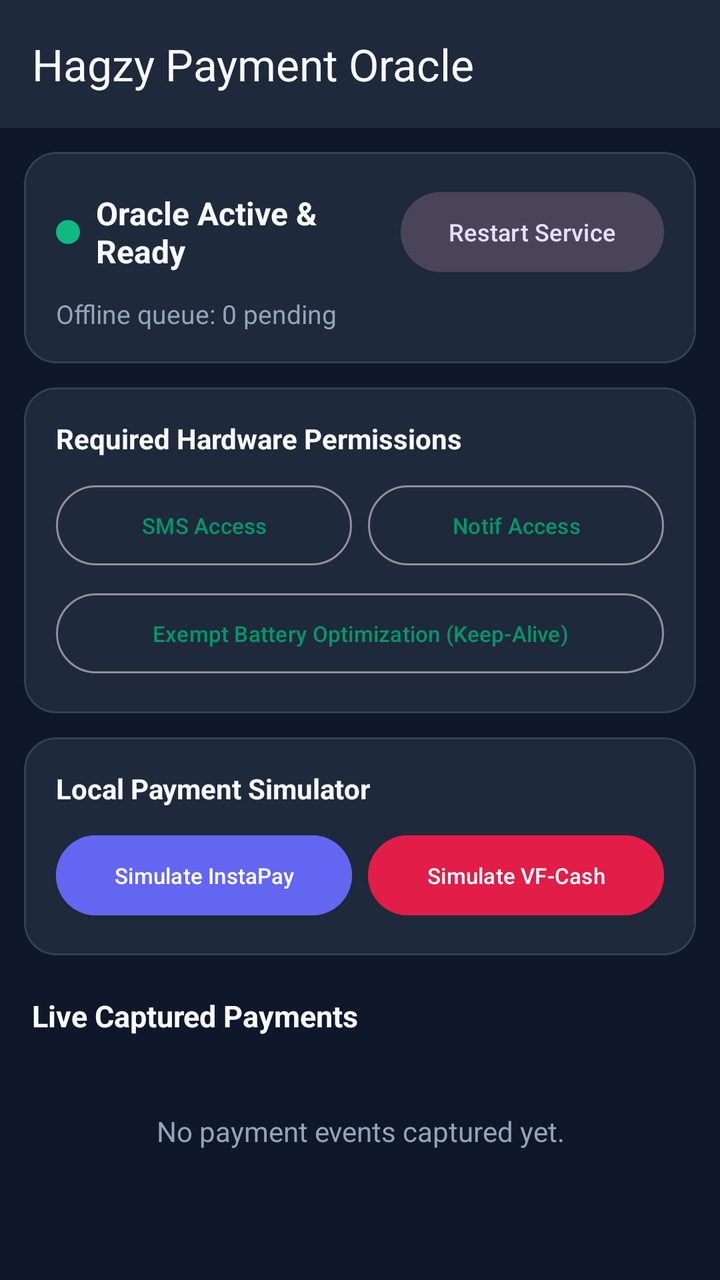
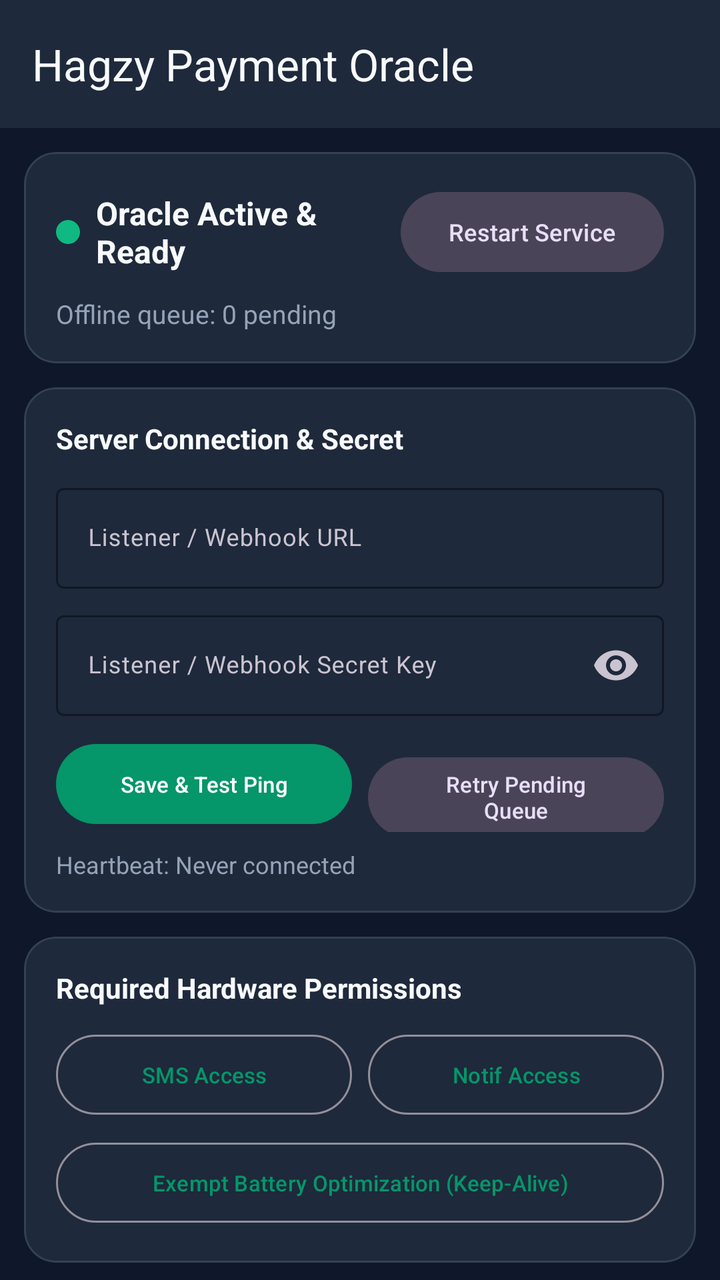

The first picture is an Android layout as it rendered before a commit; the second is the same layout after the commit. The layout source and the unified diff follow.
<!-- AndroidManifest.xml: application theme Theme.HagzyGateway -->
<!-- res/layout/activity_main.xml -->
<?xml version="1.0" encoding="utf-8"?>
<androidx.coordinatorlayout.widget.CoordinatorLayout xmlns:android="http://schemas.android.com/apk/res/android"
    xmlns:app="http://schemas.android.com/apk/res-auto"
    xmlns:tools="http://schemas.android.com/tools"
    android:layout_width="match_parent"
    android:layout_height="match_parent"
    android:background="@color/background">

    <com.google.android.material.appbar.AppBarLayout
        android:layout_width="match_parent"
        android:layout_height="wrap_content"
        android:background="@color/surface">

        <com.google.android.material.appbar.MaterialToolbar
            android:id="@+id/toolbar"
            android:layout_width="match_parent"
            android:layout_height="?attr/actionBarSize"
            app:title="Hagzy Payment Oracle"
            app:titleTextColor="@color/text_primary" />
    </com.google.android.material.appbar.AppBarLayout>

    <androidx.core.widget.NestedScrollView
        android:layout_width="match_parent"
        android:layout_height="match_parent"
        app:layout_behavior="@string/appbar_scrolling_view_behavior">

        <LinearLayout
            android:layout_width="match_parent"
            android:layout_height="wrap_content"
            android:orientation="vertical"
            android:paddingBottom="24dp">

            
            <com.google.android.material.card.MaterialCardView
                android:layout_width="match_parent"
                android:layout_height="wrap_content"
                android:layout_margin="12dp"
                app:cardBackgroundColor="@color/surface"
                app:cardCornerRadius="16dp"
                app:strokeColor="@color/surface_card"
                app:strokeWidth="1dp">

                <LinearLayout
                    android:layout_width="match_parent"
                    android:layout_height="wrap_content"
                    android:orientation="vertical"
                    android:padding="16dp">

                    <LinearLayout
                        android:layout_width="match_parent"
                        android:layout_height="wrap_content"
                        android:gravity="center_vertical"
                        android:orientation="horizontal">

                        <View
                            android:id="@+id/statusIndicator"
                            android:layout_width="12dp"
                            android:layout_height="12dp"
                            android:background="@drawable/badge_bg"
                            android:backgroundTint="@color/status_green" />

                        <TextView
                            android:id="@+id/tvOracleStatus"
                            android:layout_width="0dp"
                            android:layout_height="wrap_content"
                            android:layout_marginStart="8dp"
                            android:layout_weight="1"
                            android:text="@string/status_active"
                            android:textColor="@color/text_primary"
                            android:textSize="16sp"
                            android:textStyle="bold" />

                        <com.google.android.material.button.MaterialButton
                            android:id="@+id/btnToggleService"
                            style="@style/Widget.Material3.Button.TonalButton"
                            android:layout_width="wrap_content"
                            android:layout_height="wrap_content"
                            android:text="Restart Service"
                            android:textSize="12sp" />
                    </LinearLayout>

                    <TextView
                        android:id="@+id/tvPendingCount"
                        android:layout_width="wrap_content"
                        android:layout_height="wrap_content"
                        android:layout_marginTop="8dp"
                        android:text="Offline queue: 0 pending"
                        android:textColor="@color/text_secondary"
                        android:textSize="13sp" />
                </LinearLayout>
            </com.google.android.material.card.MaterialCardView>

            
            <com.google.android.material.card.MaterialCardView
                android:layout_width="match_parent"
                android:layout_height="wrap_content"
                android:layout_marginHorizontal="12dp"
                android:layout_marginBottom="12dp"
                app:cardBackgroundColor="@color/surface"
                app:cardCornerRadius="16dp"
                app:strokeColor="@color/surface_card"
                app:strokeWidth="1dp">

                <LinearLayout
                    android:layout_width="match_parent"
                    android:layout_height="wrap_content"
                    android:orientation="vertical"
                    android:padding="16dp">

                    <TextView
                        android:layout_width="wrap_content"
                        android:layout_height="wrap_content"
                        android:text="Required Hardware Permissions"
                        android:textColor="@color/text_primary"
                        android:textSize="14sp"
                        android:textStyle="bold" />

                    <LinearLayout
                        android:layout_width="match_parent"
                        android:layout_height="wrap_content"
                        android:layout_marginTop="10dp"
                        android:orientation="horizontal">

                        <com.google.android.material.button.MaterialButton
                            android:id="@+id/btnGrantSms"
                            style="@style/Widget.Material3.Button.OutlinedButton"
                            android:layout_width="0dp"
                            android:layout_height="wrap_content"
                            android:layout_marginEnd="4dp"
                            android:layout_weight="1"
                            android:text="SMS Access"
                            android:textSize="11sp" />

                        <com.google.android.material.button.MaterialButton
                            android:id="@+id/btnGrantNotification"
                            style="@style/Widget.Material3.Button.OutlinedButton"
                            android:layout_width="0dp"
                            android:layout_height="wrap_content"
                            android:layout_marginStart="4dp"
                            android:layout_weight="1"
                            android:text="Notif Access"
                            android:textSize="11sp" />
                    </LinearLayout>

                    <com.google.android.material.button.MaterialButton
                        android:id="@+id/btnGrantBattery"
                        style="@style/Widget.Material3.Button.OutlinedButton"
                        android:layout_width="match_parent"
                        android:layout_height="wrap_content"
                        android:layout_marginTop="6dp"
                        android:text="Exempt Battery Optimization (Keep-Alive)"
                        android:textSize="11sp" />
                </LinearLayout>
            </com.google.android.material.card.MaterialCardView>

            
            <com.google.android.material.card.MaterialCardView
                android:layout_width="match_parent"
                android:layout_height="wrap_content"
                android:layout_marginHorizontal="12dp"
                android:layout_marginBottom="12dp"
                app:cardBackgroundColor="@color/surface"
                app:cardCornerRadius="16dp"
                app:strokeColor="@color/surface_card"
                app:strokeWidth="1dp">

                <LinearLayout
                    android:layout_width="match_parent"
                    android:layout_height="wrap_content"
                    android:orientation="vertical"
                    android:padding="16dp">

                    <TextView
                        android:layout_width="wrap_content"
                        android:layout_height="wrap_content"
                        android:text="Local Payment Simulator"
                        android:textColor="@color/text_primary"
                        android:textSize="14sp"
                        android:textStyle="bold" />

                    <LinearLayout
                        android:layout_width="match_parent"
                        android:layout_height="wrap_content"
                        android:layout_marginTop="10dp"
                        android:orientation="horizontal">

                        <com.google.android.material.button.MaterialButton
                            android:id="@+id/btnSimulateInstapay"
                            android:layout_width="0dp"
                            android:layout_height="wrap_content"
                            android:layout_marginEnd="4dp"
                            android:layout_weight="1"
                            android:backgroundTint="@color/accent_instapay"
                            android:text="Simulate InstaPay"
                            android:textColor="@color/on_primary"
                            android:textSize="11sp" />

                        <com.google.android.material.button.MaterialButton
                            android:id="@+id/btnSimulateVodafone"
                            android:layout_width="0dp"
                            android:layout_height="wrap_content"
                            android:layout_marginStart="4dp"
                            android:layout_weight="1"
                            android:backgroundTint="@color/accent_wallet"
                            android:text="Simulate VF-Cash"
                            android:textColor="@color/on_primary"
                            android:textSize="11sp" />
                    </LinearLayout>
                </LinearLayout>
            </com.google.android.material.card.MaterialCardView>

            
            <TextView
                android:layout_width="wrap_content"
                android:layout_height="wrap_content"
                android:layout_marginHorizontal="16dp"
                android:layout_marginTop="8dp"
                android:layout_marginBottom="6dp"
                android:text="@string/live_events_header"
                android:textColor="@color/text_primary"
                android:textSize="15sp"
                android:textStyle="bold" />

            
            <androidx.recyclerview.widget.RecyclerView
                android:id="@+id/rvEvents"
                android:layout_width="match_parent"
                android:layout_height="wrap_content"
                android:nestedScrollingEnabled="false"
                tools:itemCount="3"
                tools:listitem="@layout/item_event_log" />

            <TextView
                android:id="@+id/tvEmptyEvents"
                android:layout_width="match_parent"
                android:layout_height="wrap_content"
                android:layout_marginTop="32dp"
                android:gravity="center"
                android:text="@string/no_events_yet"
                android:textColor="@color/text_secondary"
                android:textSize="14sp" />

        </LinearLayout>
    </androidx.core.widget.NestedScrollView>

</androidx.coordinatorlayout.widget.CoordinatorLayout>
<!-- res/layout/item_event_log.xml (included above) -->
<?xml version="1.0" encoding="utf-8"?>
<com.google.android.material.card.MaterialCardView xmlns:android="http://schemas.android.com/apk/res/android"
    xmlns:app="http://schemas.android.com/apk/res-auto"
    android:layout_width="match_parent"
    android:layout_height="wrap_content"
    android:layout_marginHorizontal="12dp"
    android:layout_marginVertical="6dp"
    app:cardBackgroundColor="@color/surface"
    app:cardCornerRadius="12dp"
    app:strokeColor="@color/surface_card"
    app:strokeWidth="1dp">

    <LinearLayout
        android:layout_width="match_parent"
        android:layout_height="wrap_content"
        android:orientation="vertical"
        android:padding="12dp">

        <LinearLayout
            android:layout_width="match_parent"
            android:layout_height="wrap_content"
            android:gravity="center_vertical"
            android:orientation="horizontal">

            <TextView
                android:id="@+id/tvMethodBadge"
                android:layout_width="wrap_content"
                android:layout_height="wrap_content"
                android:background="@drawable/badge_bg"
                android:paddingHorizontal="8dp"
                android:paddingVertical="3dp"
                android:text="INSTAPAY"
                android:textColor="@color/on_primary"
                android:textSize="11sp"
                android:textStyle="bold" />

            <TextView
                android:id="@+id/tvAmount"
                android:layout_width="0dp"
                android:layout_height="wrap_content"
                android:layout_marginStart="8dp"
                android:layout_weight="1"
                android:text="150.00 EGP"
                android:textColor="@color/status_green"
                android:textSize="15sp"
                android:textStyle="bold" />

            <TextView
                android:id="@+id/tvSyncStatus"
                android:layout_width="wrap_content"
                android:layout_height="wrap_content"
                android:text="SENT"
                android:textColor="@color/status_green"
                android:textSize="12sp"
                android:textStyle="bold" />
        </LinearLayout>

        <TextView
            android:id="@+id/tvSender"
            android:layout_width="wrap_content"
            android:layout_height="wrap_content"
            android:layout_marginTop="6dp"
            android:text="From: user@instapay"
            android:textColor="@color/text_primary"
            android:textSize="13sp" />

        <TextView
            android:id="@+id/tvRefAndDate"
            android:layout_width="wrap_content"
            android:layout_height="wrap_content"
            android:layout_marginTop="2dp"
            android:text="Ref: 9812491 | Just now"
            android:textColor="@color/text_secondary"
            android:textSize="11sp" />

    </LinearLayout>

</com.google.android.material.card.MaterialCardView>
<!-- resources referenced by this layout -->
<resources>
  <color name="accent_instapay">#6366F1</color>
  <color name="accent_wallet">#E11D48</color>
  <color name="background">#0F172A</color>
  <color name="on_primary">#FFFFFF</color>
  <color name="status_green">#10B981</color>
  <color name="surface">#1E293B</color>
  <color name="surface_card">#334155</color>
  <color name="text_primary">#F8FAFC</color>
  <color name="text_secondary">#94A3B8</color>
  <!-- drawable badge_bg (drawable) -->
  <?xml version="1.0" encoding="utf-8"?>
  <shape xmlns:android="http://schemas.android.com/apk/res/android"
      android:shape="rectangle">
      <corners android:radius="6dp" />
      <solid android:color="@color/accent_instapay" />
  </shape>
  <string name="live_events_header">Live Captured Payments</string>
  <string name="no_events_yet">No payment events captured yet.</string>
  <string name="status_active">Oracle Active &amp; Ready</string>
  <style name="Theme.HagzyGateway" parent="Theme.Material3.Dark.NoActionBar">
          <item name="colorPrimary">@color/primary</item>
          <item name="colorOnPrimary">@color/on_primary</item>
          <item name="android:windowBackground">@color/background</item>
          <item name="android:statusBarColor">@color/background</item>
          <item name="android:navigationBarColor">@color/background</item>
      </style>
  <color name="primary">#059669</color>
</resources>

<!-- the commit's change to res/layout/activity_main.xml (unified diff, before → after) -->
@@ -87,6 +87,107 @@
                         android:text="Offline queue: 0 pending"
                         android:textColor="@color/text_secondary"
                         android:textSize="13sp" />
+                </LinearLayout>
+            </com.google.android.material.card.MaterialCardView>
+
+            
+            <com.google.android.material.card.MaterialCardView
+                android:layout_width="match_parent"
+                android:layout_height="wrap_content"
+                android:layout_marginHorizontal="12dp"
+                android:layout_marginBottom="12dp"
+                app:cardBackgroundColor="@color/surface"
+                app:cardCornerRadius="16dp"
+                app:strokeColor="@color/surface_card"
+                app:strokeWidth="1dp">
+
+                <LinearLayout
+                    android:layout_width="match_parent"
+                    android:layout_height="wrap_content"
+                    android:orientation="vertical"
+                    android:padding="16dp">
+
+                    <TextView
+                        android:layout_width="wrap_content"
+                        android:layout_height="wrap_content"
+                        android:text="Server Connection &amp; Secret"
+                        android:textColor="@color/text_primary"
+                        android:textSize="14sp"
+                        android:textStyle="bold" />
+
+                    <com.google.android.material.textfield.TextInputLayout
+                        style="@style/Widget.Material3.TextInputLayout.OutlinedBox"
+                        android:layout_width="match_parent"
+                        android:layout_height="wrap_content"
+                        android:layout_marginTop="10dp"
+                        android:hint="Listener / Webhook URL"
+                        app:boxStrokeColor="@color/surface_card"
+                        app:hintTextColor="@color/text_secondary">
+
+                        <com.google.android.material.textfield.TextInputEditText
+                            android:id="@+id/etWebhookUrl"
+                            android:layout_width="match_parent"
+                            android:layout_height="wrap_content"
+                            android:inputType="textUri"
+                            android:maxLines="2"
+                            android:textColor="@color/text_primary"
+                            android:textSize="12sp" />
+                    </com.google.android.material.textfield.TextInputLayout>
+
+                    <com.google.android.material.textfield.TextInputLayout
+                        style="@style/Widget.Material3.TextInputLayout.OutlinedBox"
+                        android:layout_width="match_parent"
+                        android:layout_height="wrap_content"
+                        android:layout_marginTop="8dp"
+                        android:hint="Listener / Webhook Secret Key"
+                        app:boxStrokeColor="@color/surface_card"
+                        app:endIconMode="password_toggle"
+                        app:hintTextColor="@color/text_secondary">
+
+                        <com.google.android.material.textfield.TextInputEditText
+                            android:id="@+id/etWebhookSecret"
+                            android:layout_width="match_parent"
+                            android:layout_height="wrap_content"
+                            android:inputType="textPassword"
+                            android:maxLines="1"
+                            android:textColor="@color/text_primary"
+                            android:textSize="12sp" />
+                    </com.google.android.material.textfield.TextInputLayout>
+
+                    <LinearLayout
+                        android:layout_width="match_parent"
+                        android:layout_height="wrap_content"
+                        android:layout_marginTop="10dp"
+                        android:orientation="horizontal">
+
+                        <com.google.android.material.button.MaterialButton
+                            android:id="@+id/btnSaveConfig"
+                            android:layout_width="0dp"
+                            android:layout_height="wrap_content"
+                            android:layout_marginEnd="4dp"
+                            android:layout_weight="1"
+                            android:text="Save &amp; Test Ping"
+                            android:textSize="11sp" />
+
+                        <com.google.android.material.button.MaterialButton
+                            android:id="@+id/btnRetryPending"
+                            style="@style/Widget.Material3.Button.TonalButton"
+                            android:layout_width="0dp"
+                            android:layout_height="wrap_content"
+                            android:layout_marginStart="4dp"
+                            android:layout_weight="1"
+                            android:text="Retry Pending Queue"
+                            android:textSize="11sp" />
+                    </LinearLayout>
+
+                    <TextView
+                        android:id="@+id/tvHeartbeatStatus"
+                        android:layout_width="match_parent"
+                        android:layout_height="wrap_content"
+                        android:layout_marginTop="8dp"
+                        android:text="Heartbeat: Never connected"
+                        android:textColor="@color/text_secondary"
+                        android:textSize="12sp" />
                 </LinearLayout>
             </com.google.android.material.card.MaterialCardView>
 
